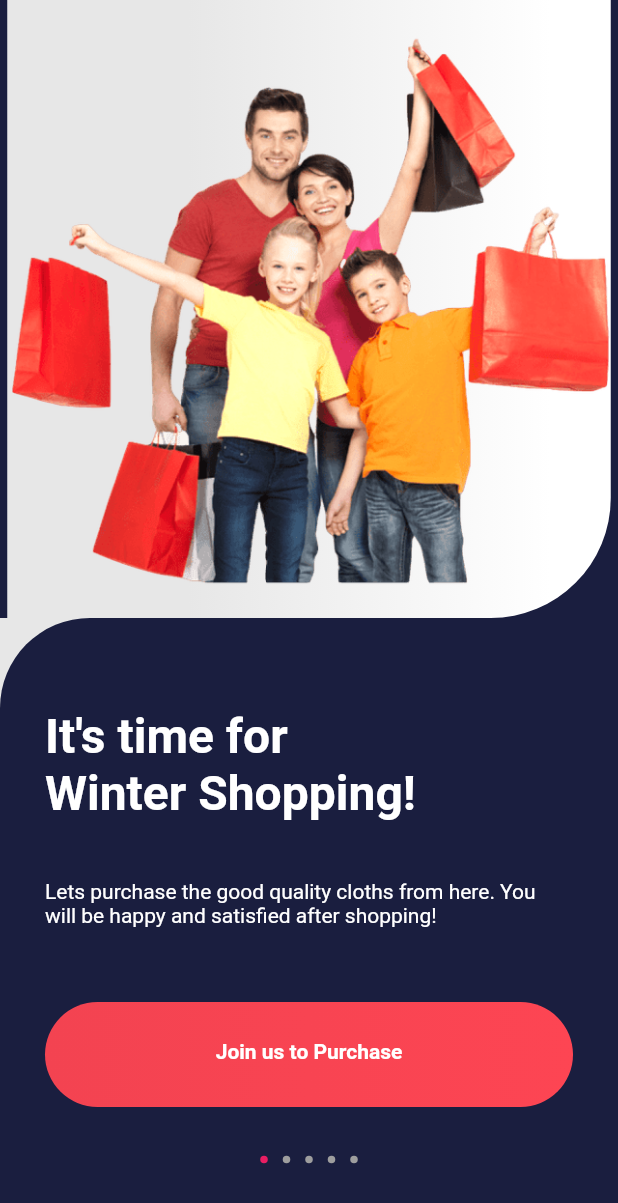
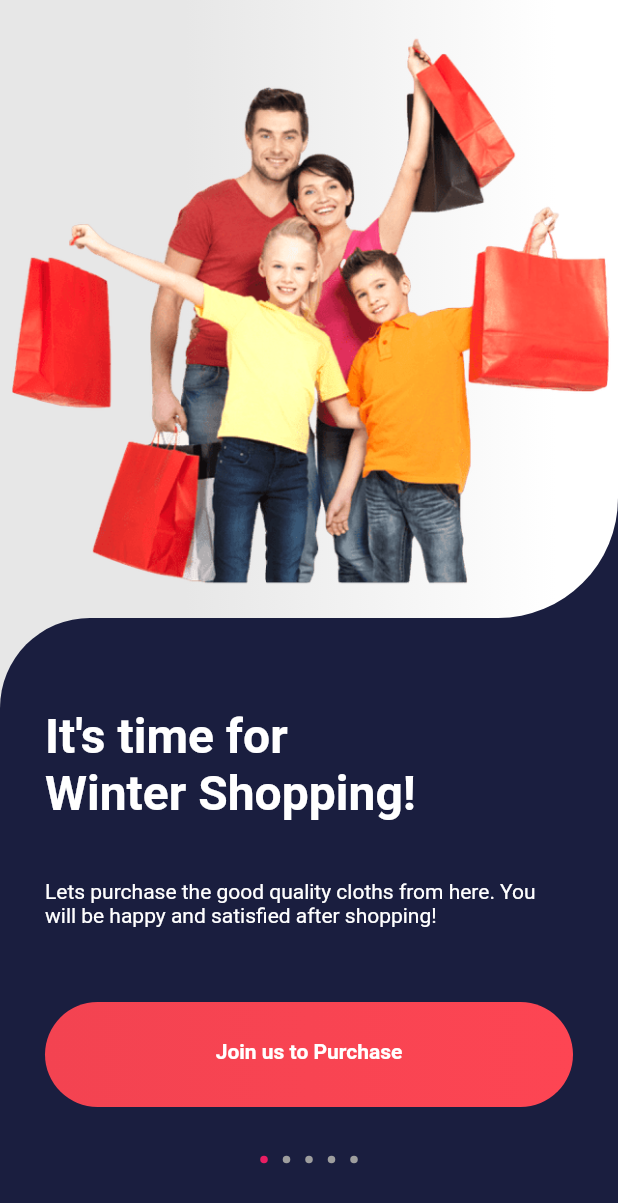
Before and after one commit to muhammadawaisyaseen/Ecommerce-UI-Design, a Flutter app: the screen it shows after launch, on a phone screen of 412 x 824 dp. Shown: the top 1203 px of the screen. Run offline on Flutter 3.47's test engine with Material 2 defaults, Android fonts, the phone set to English and light mode, and no system bars.

```diff
--- a/lib/screens/home_screen.dart
+++ b/lib/screens/home_screen.dart
@@ -24,6 +24,7 @@ class _HomePageState extends State<HomePage> {
           children: [
             Container(
               height: MediaQuery.of(context).size.height * 0.5,
+              width: MediaQuery.of(context).size.width * 1,
               decoration: const BoxDecoration(
                   gradient: LinearGradient(
                       colors: [Color(0xFFe7e7e7), Color(0xFFffffff)],
@@ -34,6 +35,7 @@ class _HomePageState extends State<HomePage> {
             ),
             Container(
                 height: MediaQuery.of(context).size.height * 0.5,
+                width: MediaQuery.of(context).size.width * 1,
                 decoration: const BoxDecoration(
                     gradient: LinearGradient(
                         colors: [Color(0xFFe7e7e7), Color(0xFFffffff)],
```
